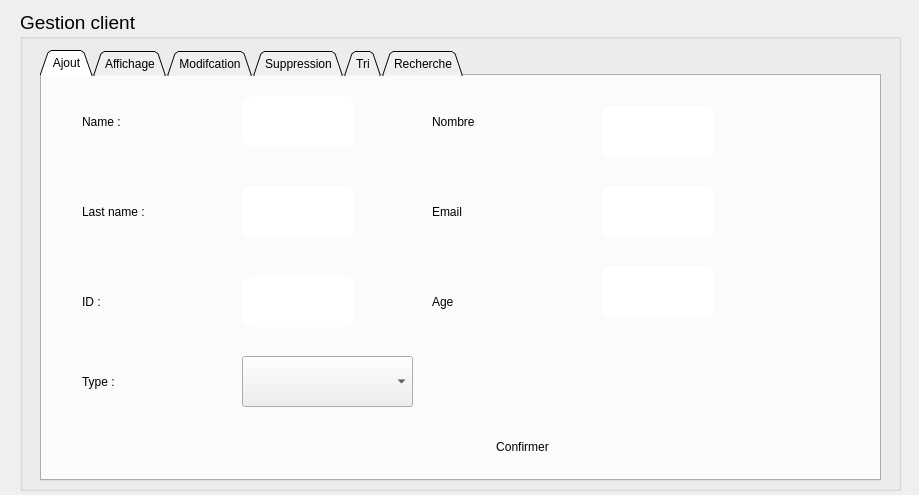
Above: integration_f/client_page.ui from SeifEddineAmara/smart-cinema-2A4 before the change. Below: the same form after it.
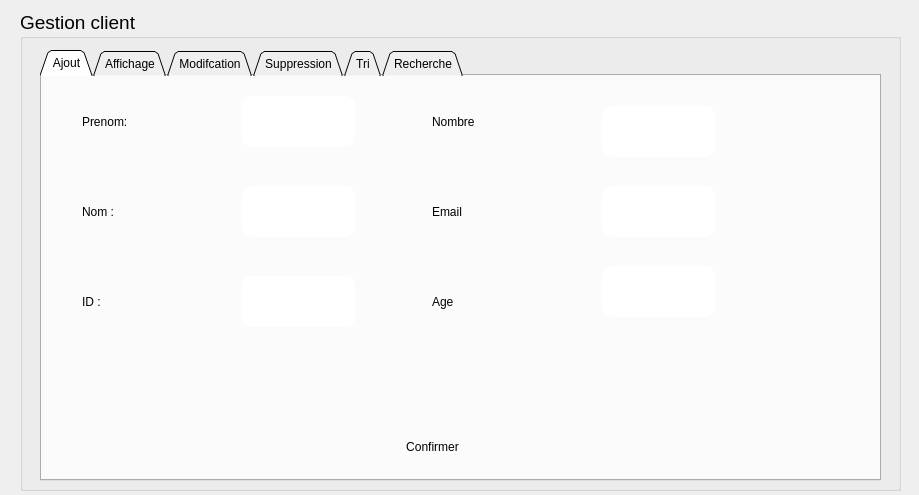
That is the form after the change. The open tabs and pages were chosen to show the change. Icons and pictures are not drawn.

What changed in the file:
```diff
--- a/integration_f/client_page.ui
+++ b/integration_f/client_page.ui
@@ -84,7 +84,7 @@
 </string>
       </property>
       <property name="text">
-       <string>Name :</string>
+       <string>Prenom:</string>
       </property>
      </widget>
      <widget class="QLabel" name="lastname">
@@ -102,7 +102,7 @@
 </string>
       </property>
       <property name="text">
-       <string>Last name :</string>
+       <string>Nom :</string>
       </property>
      </widget>
      <widget class="QLabel" name="id">
@@ -267,41 +267,10 @@
 border-image: whit</string>
       </property>
      </widget>
-     <widget class="QLabel" name="label">
-      <property name="geometry">
-       <rect>
-        <x>40</x>
-        <y>280</y>
-        <width>81</width>
-        <height>51</height>
-       </rect>
-      </property>
-      <property name="styleSheet">
-       <string notr="true">border-radius : 10px ;
-font: 14pt &quot;MS Shell Dlg 2&quot;;
-</string>
-      </property>
-      <property name="text">
-       <string>Type :</string>
-      </property>
-     </widget>
-     <widget class="QComboBox" name="comboBox">
-      <property name="geometry">
-       <rect>
-        <x>200</x>
-        <y>280</y>
-        <width>171</width>
-        <height>51</height>
-       </rect>
-      </property>
-      <property name="styleSheet">
-       <string notr="true">border-image: whit</string>
-      </property>
-     </widget>
      <widget class="QPushButton" name="pushButton">
       <property name="geometry">
        <rect>
-        <x>400</x>
+        <x>310</x>
         <y>350</y>
         <width>161</width>
         <height>41</height>
```
Left out of the diff: 36 changed lines with no effect on the pictures.
